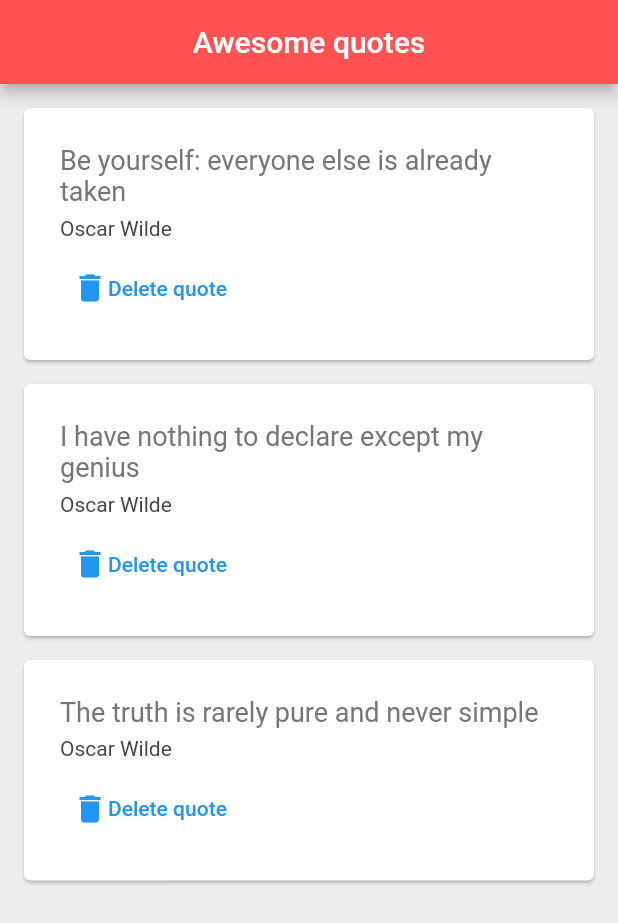
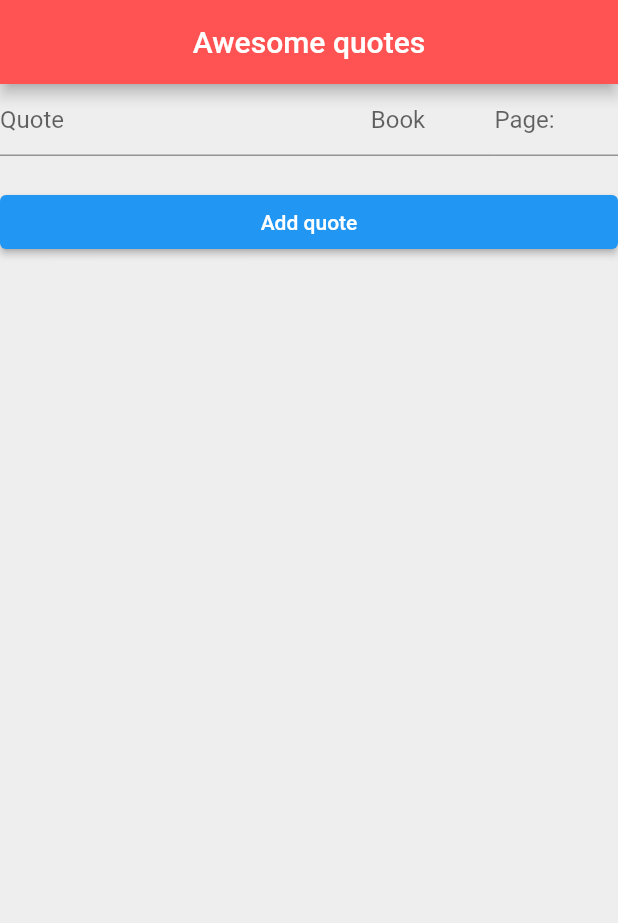
Before and after one commit to PersianBlue/FlutterIDCard, a Flutter app: the screen it shows after launch, on a phone screen of 412 x 824 dp. Shown: the top 923 px of the screen. Run offline on Flutter 3.47's test engine with Material 2 defaults, Android fonts, the phone set to English and light mode, and no system bars; our stand-ins replace flutter_spinkit.

Commit message:
Refactored code to handle EGW Quotes

```diff
--- a/lib/QuoteFiles/quote.dart
+++ b/lib/QuoteFiles/quote.dart
@@ -1,3 +1,5 @@
+import 'dart:convert';
+
 class Quote {
   String text = "";
   String author = "";
@@ -6,3 +8,40 @@ class Quote {
 }
 
 Quote myQuote = Quote(text: "this is the quote text", author: "oscar wilde");
+
+class EGWQuote extends Quote {
+  String book = "";
+  String page = "";
+  static List<EGWQuote> quotes = [];
+
+  EGWQuote({text = "", this.book = "", this.page = ""})
+      : super(text: text, author: "Ellen G. White");
+
+  void setQuote(String text) {
+    this.text = text;
+  }
+
+  void setBook(String book) {
+    this.book = book;
+  }
+
+  void setPage(String page) {
+    this.page = page;
+  }
+
+  void addQuote(EGWQuote quote) {
+    quotes.add(quote);
+  }
+
+  Map toJson() => {
+        'text': text,
+        'author': author,
+        'book': book,
+        'page': page,
+      };
+
+  @override
+  String toString() {
+    return jsonEncode(this);
+  }
+}
--- a/lib/main.dart
+++ b/lib/main.dart
@@ -1,8 +1,8 @@
 // ignore_for_file: prefer_const_literals_to_create_immutables, prefer_const_constructors, prefer_const_constructors_in_immutables, use_key_in_widget_constructors, avoid_print
 
 import 'package:flutter/material.dart';
-import 'package:flutter_apps/QuoteFiles/quote.dart';
-import 'package:flutter_apps/QuoteFiles/quote_card.dart';
+import 'package:flutter_apps/QuoteFiles/egw_quote_card.dart';
+import 'QuoteFiles/quote.dart';
 
 void main() {
   runApp(MaterialApp(
@@ -18,17 +18,10 @@ class QuoteList extends StatefulWidget {
 }
 
 class _QuoteListState extends State<QuoteList> {
-  List<Quote> quotes = [
-    Quote(
-        author: "Oscar Wilde",
-        text: "Be yourself: everyone else is already taken"),
-    Quote(
-        text: "I have nothing to declare except my genius",
-        author: "Oscar Wilde"),
-    Quote(
-        text: "The truth is rarely pure and never simple",
-        author: "Oscar Wilde")
-  ];
+  List<EGWQuote> quotes = [];
+  String text = "";
+  String page = "";
+  String book = "";
 
   @override
   Widget build(BuildContext context) {
@@ -39,9 +32,10 @@ class _QuoteListState extends State<QuoteList> {
         centerTitle: true,
         backgroundColor: Colors.redAccent,
       ),
-        body: Column(
-            children: quotes.map((quote) {
-          return QuoteCard(
+      body: ListView(
+          children: <Widget>[] +
+              quotes.map((quote) {
+                return EGWQuoteCard(
                     quote: quote,
                     padding: 24.0,
                     delete: () {
@@ -50,6 +44,74 @@ class _QuoteListState extends State<QuoteList> {
                         print("Love");
                       });
                     });
-        }).toList()));
+              }).toList() +
+              <Widget>[
+                Row(
+                  mainAxisAlignment: MainAxisAlignment.spaceEvenly,
+                  children: [
+                    Expanded(
+                      flex: 3,
+                      child: TextFormField(
+                        decoration: InputDecoration(
+                          hintText: "Quote",
+                        ),
+                        onChanged: (value) {
+                          setState(() => text = value);
+                          print(text);
+                        },
+                      ),
+                    ),
+                    Expanded(
+                      flex: 1,
+                      child: TextFormField(
+                        decoration: InputDecoration(
+                          hintText: "Book",
+                        ),
+                        onChanged: (value) {
+                          setState(() {
+                            if (value == "AH") {
+                              book = "Adventist Home";
+                            } else {
+                              book = value;
+                            }
+                          });
+                        },
+                      ),
+                    ),
+                    Expanded(
+                      flex: 1,
+                      child: TextFormField(
+                        decoration: InputDecoration(
+                          hintText: "Page:",
+                        ),
+                        onChanged: (value) {
+                          setState(() => page = value);
+                          print(text);
+                        },
+                      ),
+                    ),
+                  ],
+                ),
+                SizedBox(height: 20.0),
+                ElevatedButton(
+                  onPressed: () => {
+                    setState(() {
+                      print(text);
+                      quotes.add(EGWQuote(
+                        book: book,
+                        page: page,
+                        text: text,
+                      ));
+                      quotes.sort((EGWQuote a, EGWQuote b) {
+                        double result =
+                            double.parse(a.page) - double.parse(b.page);
+                        return (result * 10).toInt();
+                      });
+                    })
+                  },
+                  child: Text("Add quote"),
+                ),
+              ]),
+    );
   }
 }
--- a/pubspec.yaml
+++ b/pubspec.yaml
@@ -36,6 +36,7 @@ dependencies:
   # The following adds the Cupertino Icons font to your application.
   # Use with the CupertinoIcons class for iOS style icons.
   cupertino_icons: ^1.0.2
+  path_provider: ^2.0.11
 
 dev_dependencies:
   flutter_test:
```
Also changed, not shown: lib/QuoteFiles/egw_quote_card.dart (added, +59 -0 lines), lib/main2.dart (renamed from lib/QuoteFiles/quote_runner.dart, +11 -4 lines), lib/main3.dart (added, +101 -0 lines), pubspec.lock, 1 other file. Lines whose indentation alone changed are shown as unchanged.
